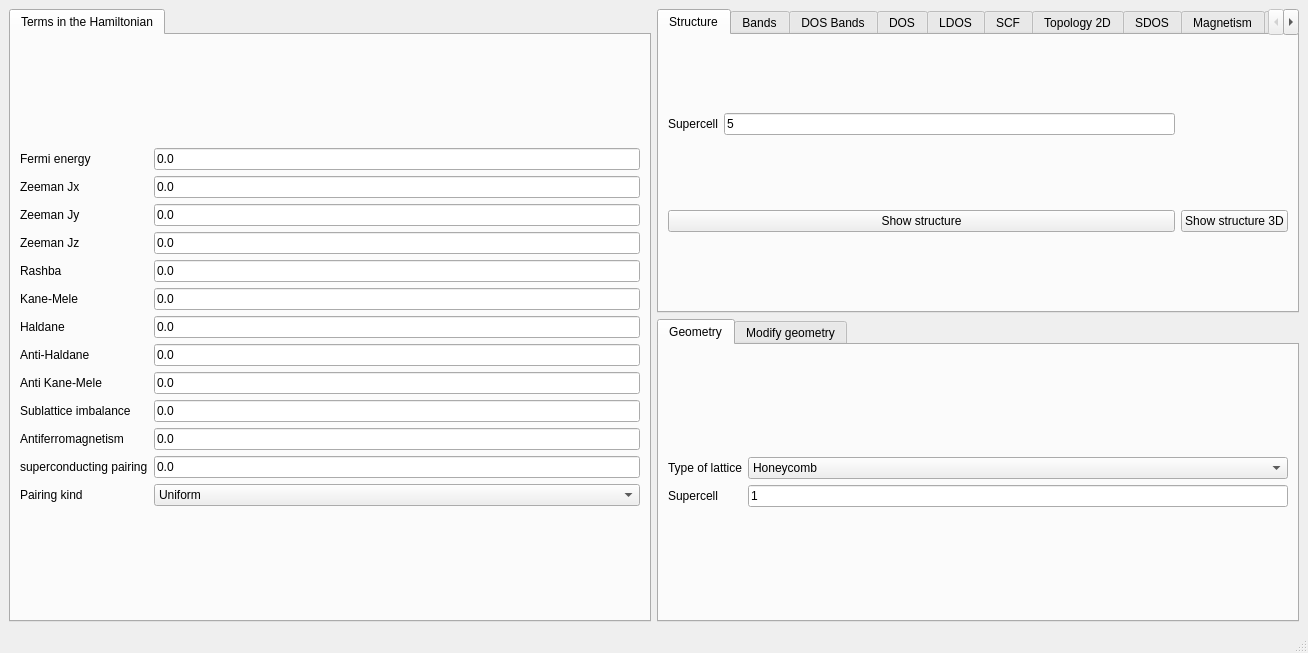
Before: the Qt Designer form development/interface-pyqt/2d/interface.ui in joselado/quantum-honeycomp, drawn with Qt 5.
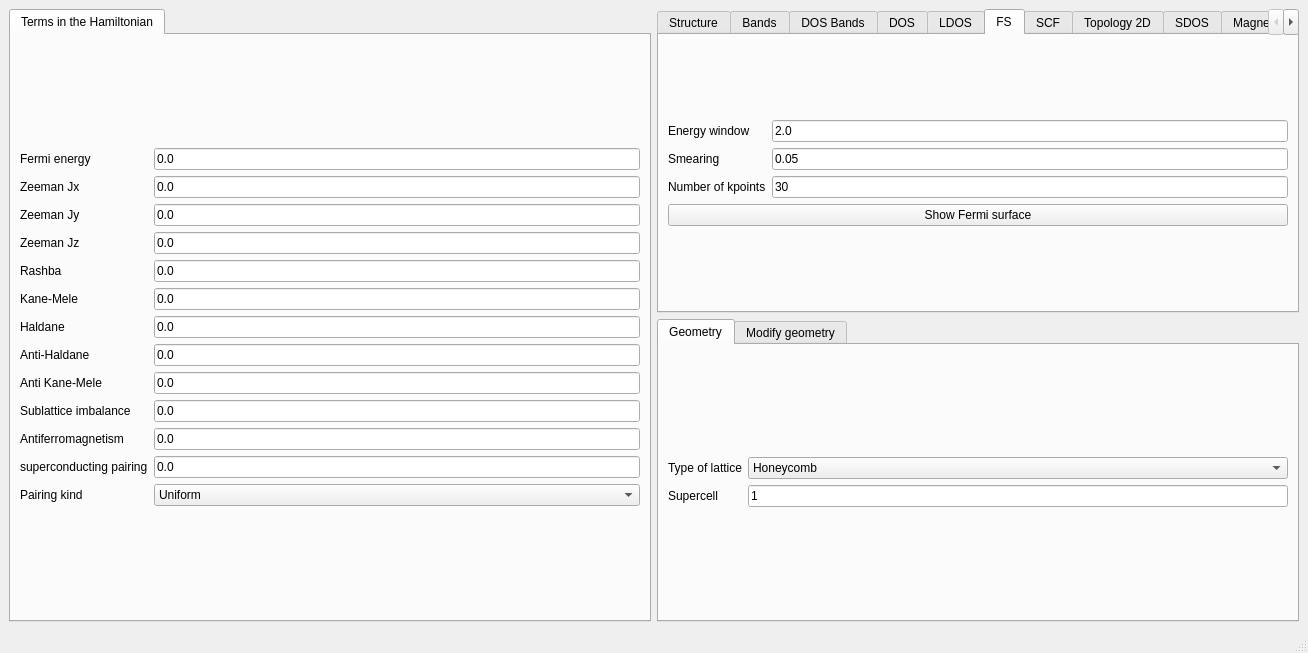
After: the same form once the commit is applied. The open tabs and pages were chosen to show the change.

```diff
--- a/development/interface-pyqt/2d/interface.ui
+++ b/development/interface-pyqt/2d/interface.ui
@@ -609,6 +609,66 @@
         </item>
        </layout>
       </widget>
+      <widget class="QWidget" name="tab_16">
+       <attribute name="title">
+        <string>FS</string>
+       </attribute>
+       <layout class="QGridLayout" name="gridLayout_17">
+        <item row="0" column="0">
+         <layout class="QGridLayout" name="gridLayout_5">
+          <item row="0" column="1">
+           <widget class="QLineEdit" name="fs_ewindow">
+            <property name="text">
+             <string>2.0</string>
+            </property>
+           </widget>
+          </item>
+          <item row="1" column="1">
+           <widget class="QLineEdit" name="fs_delta">
+            <property name="text">
+             <string>0.05</string>
+            </property>
+           </widget>
+          </item>
+          <item row="2" column="1">
+           <widget class="QLineEdit" name="fs_nk">
+            <property name="text">
+             <string>30</string>
+            </property>
+           </widget>
+          </item>
+          <item row="0" column="0">
+           <widget class="QLabel" name="label_42">
+            <property name="text">
+             <string>Energy window</string>
+            </property>
+           </widget>
+          </item>
+          <item row="1" column="0">
+           <widget class="QLabel" name="label_49">
+            <property name="text">
+             <string>Smearing</string>
+            </property>
+           </widget>
+          </item>
+          <item row="2" column="0">
+           <widget class="QLabel" name="label_52">
+            <property name="text">
+             <string>Number of kpoints</string>
+            </property>
+           </widget>
+          </item>
+          <item row="3" column="0" colspan="2">
+           <widget class="QPushButton" name="show_fermi_surface">
+            <property name="text">
+             <string>Show Fermi surface</string>
+            </property>
+           </widget>
+          </item>
+         </layout>
+        </item>
+       </layout>
+      </widget>
       <widget class="QWidget" name="tab_8">
        <attribute name="title">
         <string>SCF</string>
```
